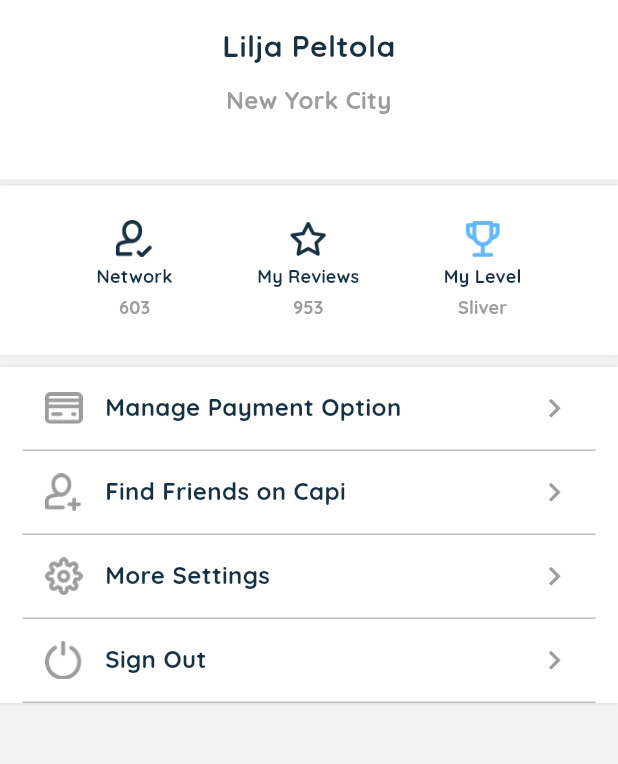
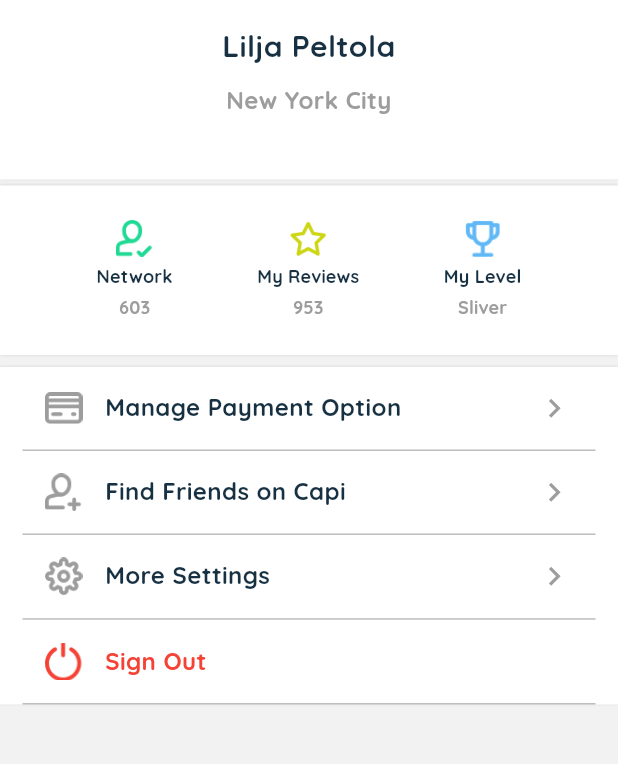
Before and after one commit to MUHAMMEDSINANCP/CP-Restaurants, a Flutter app: the MyProfileView screen opened directly, on a phone screen of 412 x 824 dp, the part 239-1003 px from its top. Run offline on Flutter 3.47's test engine with Material 2 defaults, Android fonts, the light colour scheme and no system bars; our stand-ins replace flutter_otp_text_field, flutter_rating_bar, google_maps_flutter, percent_indicator, readmore; missing offline and left inert: custom_map_markers, widget_mask.

Commit message:
Completed all Files

```diff
--- a/lib/common_widget/icon_text_button.dart
+++ b/lib/common_widget/icon_text_button.dart
@@ -5,6 +5,7 @@ import '../common/color_extension.dart';
 class IconTextButton extends StatelessWidget {
   final String title;
   final String subTitle;
+  final Color? color;
   final String icon;
   final VoidCallback onPressed;
   const IconTextButton(
@@ -12,7 +13,7 @@ class IconTextButton extends StatelessWidget {
       required this.title,
       required this.subTitle,
       required this.icon,
-      required this.onPressed});
+      required this.onPressed,  this.color});
 
   @override
   Widget build(BuildContext context) {
@@ -24,6 +25,7 @@ class IconTextButton extends StatelessWidget {
         children: [
           Image.asset(
             icon,
+            color: color,
             width: 25,
             height: 25,
           ),
--- a/lib/common_widget/menu_row.dart
+++ b/lib/common_widget/menu_row.dart
@@ -5,12 +5,19 @@ import '../common/color_extension.dart';
 class MenuRow extends StatelessWidget {
   final String title;
   final String icon;
+  final Color? color;
+  final Color txtcolor;
+  final bool showleftIcon;
   final VoidCallback onPressed;
-  const MenuRow(
-      {super.key,
+  MenuRow({
+    super.key,
     required this.title,
     required this.icon,
-      required this.onPressed});
+    required this.onPressed,
+    this.color,
+    Color? txtcolor,
+    this.showleftIcon = true,
+  }) : txtcolor = txtcolor ?? TColor.text;
 
   @override
   Widget build(BuildContext context) {
@@ -22,6 +29,7 @@ class MenuRow extends StatelessWidget {
           children: [
             Image.asset(
               icon,
+              color: color,
               width: 25,
               height: 25,
               fit: BoxFit.fitWidth,
@@ -34,14 +42,14 @@ class MenuRow extends StatelessWidget {
                 title,
                 textAlign: TextAlign.left,
                 style: TextStyle(
-                    color: TColor.text,
-                    fontSize: 16,
-                    fontWeight: FontWeight.w700),
+                    color: txtcolor, fontSize: 16, fontWeight: FontWeight.w700),
               ),
             ),
+            if (showleftIcon)
               const SizedBox(
                 width: 8,
               ),
+            if (showleftIcon)
               Icon(
                 Icons.navigate_next_outlined,
                 color: TColor.gray,
--- a/lib/common_widget/near_by_list_row.dart
+++ b/lib/common_widget/near_by_list_row.dart
@@ -9,7 +9,7 @@ class NearByListRow extends StatelessWidget {
 
   @override
   Widget build(BuildContext context) {
-    var media = MediaQuery.of(context).size;
+    // var media = MediaQuery.of(context).size;
 
     var rateVal = double.tryParse(fObj["rate"].toString()) ?? 0.0;
 
--- a/lib/view/discovery/discovery_view.dart
+++ b/lib/view/discovery/discovery_view.dart
@@ -49,7 +49,7 @@ class _DiscoveryViewState extends State<DiscoveryView> {
 
   @override
   Widget build(BuildContext context) {
-    var media = MediaQuery.of(context).size;
+    // var media = MediaQuery.of(context).size;
     return Scaffold(
       backgroundColor: TColor.bg,
       body: NestedScrollView(
--- a/lib/view/discovery/near_by_map_list_view.dart
+++ b/lib/view/discovery/near_by_map_list_view.dart
@@ -272,7 +272,7 @@ class _NearByMapListViewState extends State<NearByMapListView> {
                       hitText: "Search for restaurants…",
                       leftIcon: Icon(Icons.search, color: TColor.gray),
                     ),
-                    SizedBox(
+                    const SizedBox(
                       height: 10,
                     )
                   ],
--- a/lib/view/home/legendry_list_view.dart
+++ b/lib/view/home/legendry_list_view.dart
@@ -111,12 +111,13 @@ class _LegendryListViewState extends State<LegendryListView> {
                             decoration: const BoxDecoration(
                                 gradient: LinearGradient(
                                     colors: [
-                                  Colors.black54,
+                                  Colors.black87,
+                                  Colors.black87,
                                   Colors.transparent,
                                   Colors.black54,
                                   Colors.black87,
                                 ],
-                                    begin: Alignment.center,
+                                    begin: Alignment.topCenter,
                                     end: Alignment.bottomCenter)),
                           ),
                           Container(
--- a/lib/view/main_tab/main_tab_view.dart
+++ b/lib/view/main_tab/main_tab_view.dart
@@ -1,3 +1,4 @@
+import 'package:cp_restaurants/common/extension.dart';
 import 'package:flutter/material.dart';
 
 import '../../common/color_extension.dart';
--- a/lib/view/my_profile/my_level_view.dart
+++ b/lib/view/my_profile/my_level_view.dart
@@ -29,6 +29,7 @@ class _MyLevelViewState extends State<MyLevelView> {
               floating: false,
               centerTitle: false,
               flexibleSpace: FlexibleSpaceBar(
+                titlePadding: EdgeInsets.zero,
                 title: Container(
                   width: media.width,
                   height: media.width * 0.80,
@@ -148,7 +149,7 @@ class _MyLevelViewState extends State<MyLevelView> {
                       padding: EdgeInsets.zero,
                       barRadius: const Radius.circular(7.5),
                       lineHeight: 15,
-                      percent: 0.35,
+                      percent: 0.45,
                       progressColor: TColor.primary,
                       backgroundColor: TColor.gray.withOpacity(0.4),
                     ),
--- a/lib/view/my_profile/my_profile_view.dart
+++ b/lib/view/my_profile/my_profile_view.dart
@@ -1,3 +1,6 @@
+import 'package:cp_restaurants/view/my_profile/my_level_view.dart';
+import 'package:cp_restaurants/view/my_profile/my_network_view.dart';
+import 'package:cp_restaurants/view/my_profile/my_review_view.dart';
 import 'package:flutter/material.dart';
 import '../../common/color_extension.dart';
 import '../../common_widget/icon_text_button.dart';
@@ -95,23 +98,25 @@ class _MyProfileViewState extends State<MyProfileView> {
                   IconTextButton(
                     icon: "assets/img/network.png",
                     title: "Network",
+                    color: TColor.primary,
                     subTitle: "603",
                     onPressed: () {
-                      // Navigator.push(
-                      //     context,
-                      //     MaterialPageRoute(
-                      //         builder: (context) => const MyNetworkView()));
+                      Navigator.push(
+                          context,
+                          MaterialPageRoute(
+                              builder: (context) => const MyNetworkView()));
                     },
                   ),
                   IconTextButton(
                     icon: "assets/img/review.png",
                     title: "My Reviews",
+                    color: TColor.rating,
                     subTitle: "953",
                     onPressed: () {
-                      // Navigator.push(
-                      //     context,
-                      //     MaterialPageRoute(
-                      //         builder: (context) => const MyReviewView()));
+                      Navigator.push(
+                          context,
+                          MaterialPageRoute(
+                              builder: (context) => const MyReviewView()));
                     },
                   ),
                   IconTextButton(
@@ -119,10 +124,10 @@ class _MyProfileViewState extends State<MyProfileView> {
                     title: "My Level",
                     subTitle: "Sliver",
                     onPressed: () {
-                      // Navigator.push(
-                      //     context,
-                      //     MaterialPageRoute(
-                      //         builder: (context) => const MyLevelView()));
+                      Navigator.push(
+                          context,
+                          MaterialPageRoute(
+                              builder: (context) => const MyLevelView()));
                     },
                   )
                 ],
@@ -161,11 +166,14 @@ class _MyProfileViewState extends State<MyProfileView> {
                   ),
                   const Divider(
                     color: Colors.black26,
-                    height: 1,
+                    height: 2,
                   ),
                   MenuRow(
                     icon: "assets/img/sign_out.png",
                     title: "Sign Out",
+                    showleftIcon: false,
+                    txtcolor: Colors.red,
+                    color: Colors.red,
                     onPressed: () {},
                   ),
                   const Divider(
--- a/lib/view/my_profile/my_review_view.dart
+++ b/lib/view/my_profile/my_review_view.dart
@@ -28,6 +28,7 @@ class _MyReviewViewState extends State<MyReviewView> {
               backgroundColor: Colors.white,
               elevation: 1,
               pinned: true,
+              automaticallyImplyLeading: false,
               floating: false,
               centerTitle: false,
               leadingWidth: 0,
```
Also changed, not shown: lib/common_widget/title_subtitle_label.dart (+4 -3 lines), lib/common_widget/user_review_row.dart (+8 -1 lines), lib/main.dart (+4 -4 lines), lib/view/home/comment_list_view.dart (+70 -8 lines), lib/view/home/home_view.dart (+22 -18 lines), lib/view/home/search_location_view.dart (+9 -2 lines), lib/view/my_profile/my_network_view.dart (+4 -4 lines), lib/view/my_profile/my_review_comment_view.dart (+18 -12 lines), lib/view/restaurant/restaurant_detail_view.dart (+27 -9 lines). Lines whose indentation alone changed are shown as unchanged.
